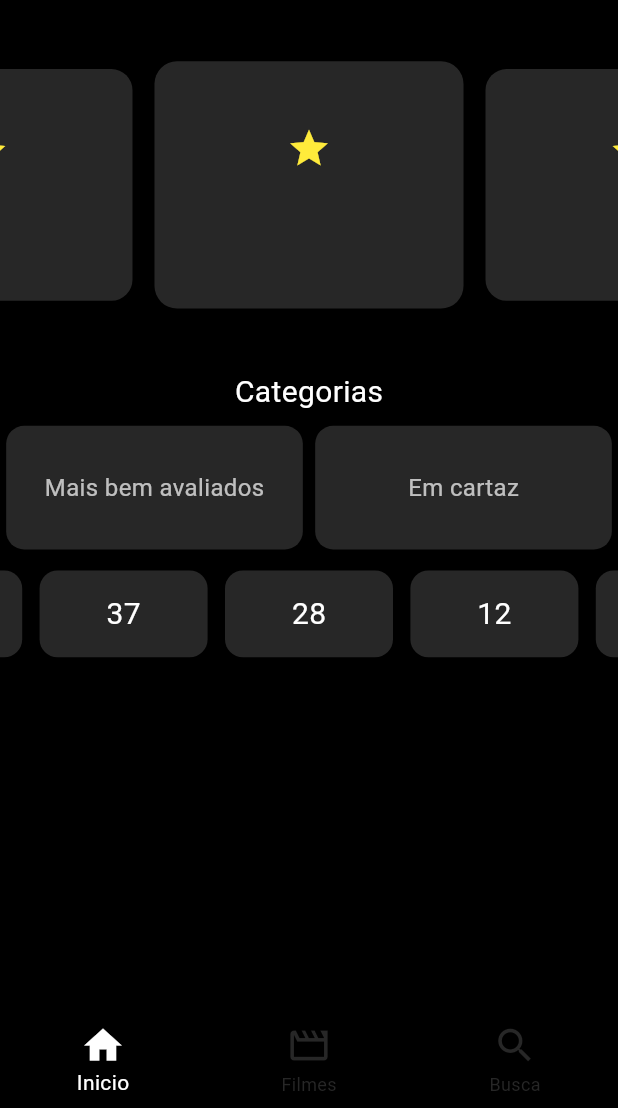
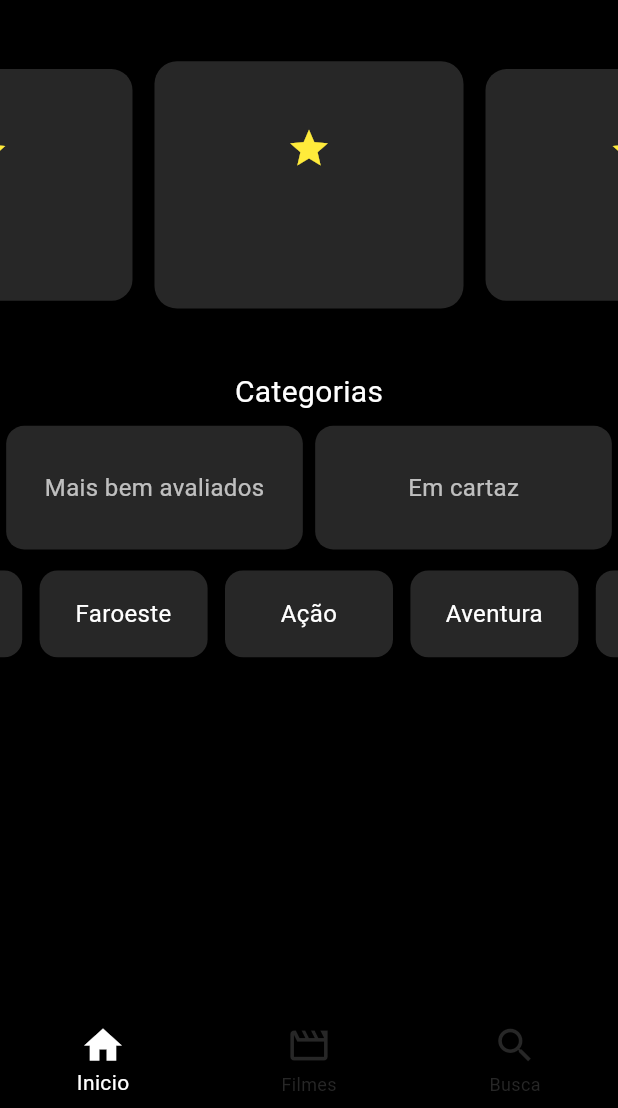
Before and after one commit to pires1945/comenta_ai, a Flutter app: the Reviewform screen opened directly with empty values, after a tap on the "star border" icon, after a tap on "Enviar", on a phone screen of 412 x 824 dp, the part 128-1236 px from its top. Run offline on Flutter 3.47's test engine with Material 3 defaults, Android fonts, the phone set to English and light mode, and no system bars; drawn by our look-alikes of carousel_slider; our stand-ins replace cloud_firestore, firebase_auth, firebase_core, firebase_storage, image_picker; accounts and stored records are empty; network calls fail.

Commit message:
Ajustado a imagem do arquivo

```diff
--- a/lib/components/genre_carousel_item.dart
+++ b/lib/components/genre_carousel_item.dart
@@ -1,4 +1,5 @@
 import 'package:flutter/material.dart';
+import 'package:comenta_ai/utils/genre_list.dart';
 
 class GenreCarouselItem extends StatelessWidget {
   final int genre;
@@ -12,8 +13,9 @@ class GenreCarouselItem extends StatelessWidget {
         color: Theme.of(context).colorScheme.tertiary,
         child: Center(
           child: Text(
-            genre.toString(),
-            style: TextStyle(color: Colors.white, fontSize: 20),
+            GenreList.genreList[genre].toString(),
+            style: TextStyle(color: Colors.white, fontSize: 16),
+            textAlign: TextAlign.center,
           ),
         ),
       ),
--- a/lib/core/models/movie.dart
+++ b/lib/core/models/movie.dart
@@ -4,6 +4,7 @@ class Movie {
   final String overview;
   final String image;
   final String backdropPath;
+  final String posterPath;
   final List<dynamic> genre;
   int countStar;
   int totalUsersAvaliation;
@@ -14,6 +15,7 @@ class Movie {
     required this.overview,
     required this.image,
     required this.backdropPath,
+    required this.posterPath,
     required this.genre,
     this.countStar = 0,
     this.totalUsersAvaliation = 0,
--- /dev/null
+++ b/lib/utils/genre_list.dart
@@ -0,0 +1,104 @@
+class GenreList {
+  static const Map<int, String> genreList = {
+    28: 'Ação',
+    12: 'Aventura',
+    16: 'Animação',
+    35: 'Comédia',
+    80: 'Crime',
+    99: 'Documentário',
+    18: 'Drama',
+    10751: 'Familia',
+    14: 'Fantasia',
+    36: 'História',
+    27: 'Horror',
+    10402: 'Musical',
+    9648: 'Mistério',
+    10749: 'Romance',
+    878: 'Ficção Científica',
+    10770: 'TV-Filme',
+    53: 'Thriller',
+    10752: 'Guerra',
+    37: 'Faroeste',
+  };
+}
+
+// {
+//   "genres": [
+//     {
+//       "id": 28,
+//       "name": "Action"
+//     },
+//     {
+//       "id": 12,
+//       "name": "Abenteuer"
+//     },
+//     {
+//       "id": 16,
+//       "name": "Animation"
+//     },
+//     {
+//       "id": 35,
+//       "name": "Komödie"
+//     },
+//     {
+//       "id": 80,
+//       "name": "Krimi"
+//     },
+//     {
+//       "id": 99,
+//       "name": "Dokumentarfilm"
+//     },
+//     {
+//       "id": 18,
+//       "name": "Drama"
+//     },
+//     {
+//       "id": 10751,
+//       "name": "Familie"
+//     },
+//     {
+//       "id": 14,
+//       "name": "Fantasy"
+//     },
+//     {
+//       "id": 36,
+//       "name": "Historie"
+//     },
+//     {
+//       "id": 27,
+//       "name": "Horror"
+//     },
+//     {
+//       "id": 10402,
+//       "name": "Musik"
+//     },
+//     {
+//       "id": 9648,
+//       "name": "Mystery"
+//     },
+//     {
+//       "id": 10749,
+//       "name": "Liebesfilm"
+//     },
+//     {
+//       "id": 878,
+//       "name": "Science Fiction"
+//     },
+//     {
+//       "id": 10770,
+//       "name": "TV-Film"
+//     },
+//     {
+//       "id": 53,
+//       "name": "Thriller"
+//     },
+//     {
+//       "id": 10752,
+//       "name": "Kriegsfilm"
+//     },
+//     {
+//       "id": 37,
+//       "name": "Western"
+//     }
+//   ]
+// }
```
Also changed, not shown: lib/core/service/movie/movie_data_service.dart (+6 -3 lines).
